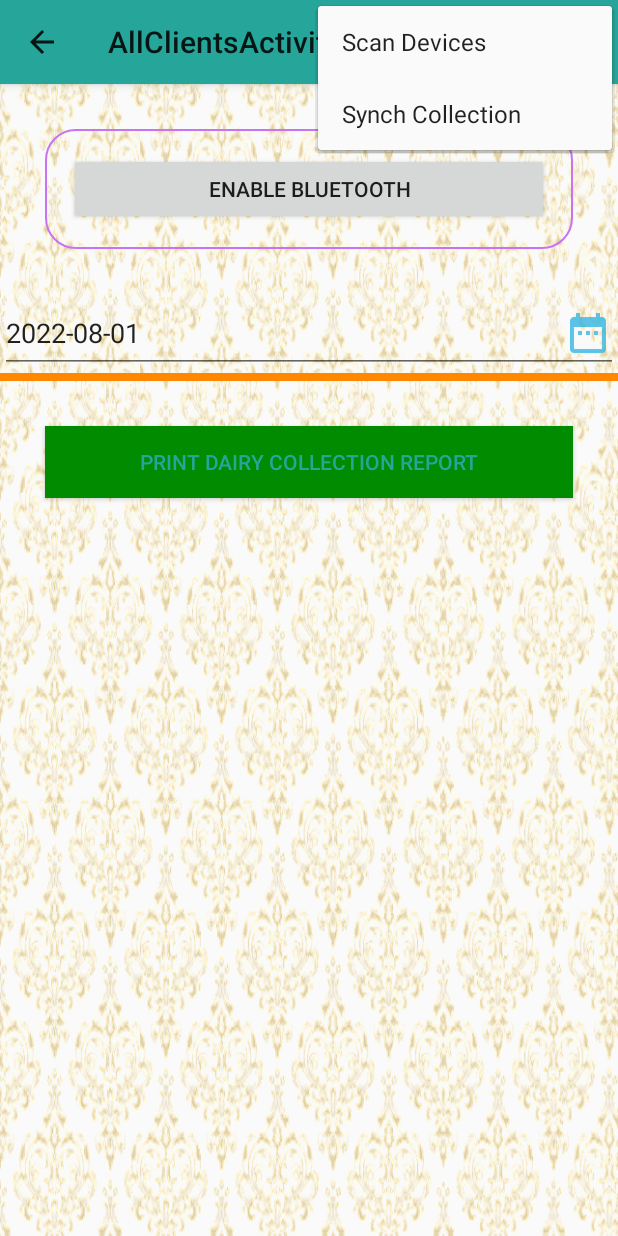
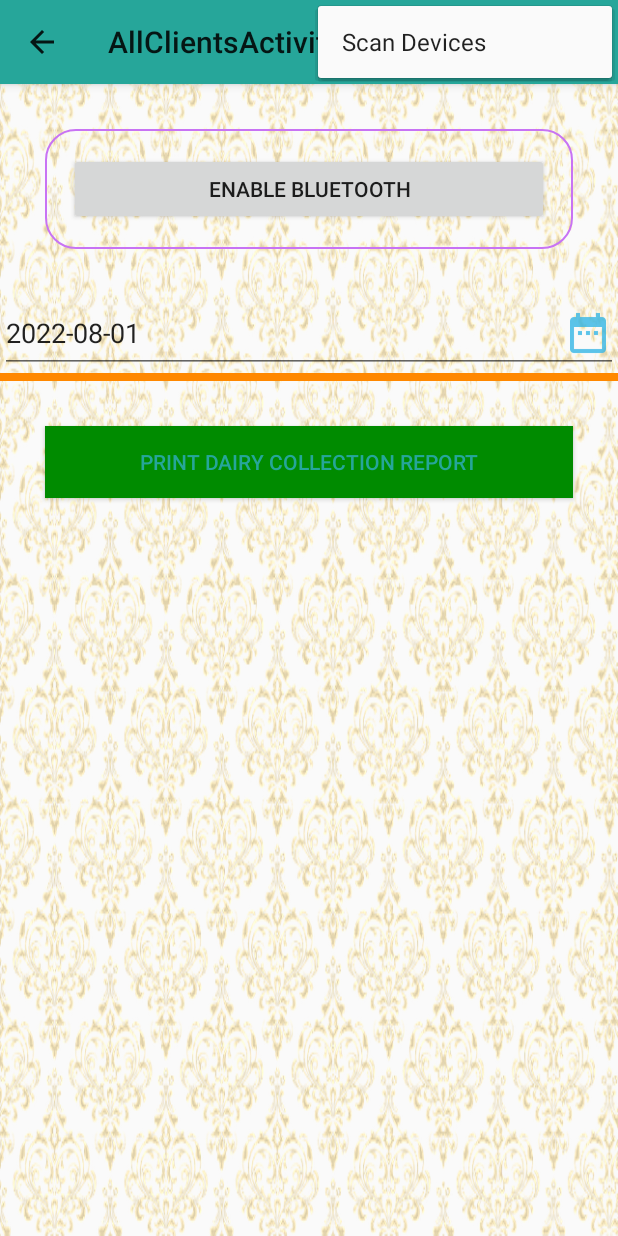
Before and after one commit to Omwitsa/easyma_new, an Android app: the DailyReportsActivity screen opened directly, with no data from a screen before it, with the options menu open, on a phone screen of 412 x 824 dp. Run offline under Robolectric (Android 15) with nearby library versions, the phone set to English and light mode, and no system bars; libraries missing offline, so code that uses them is left out: com.google.firebase.crashlytics.

Commit message:
Save Changes

```diff
--- a/app/src/main/java/com/myactivities/DailyReportsActivity.java
+++ b/app/src/main/java/com/myactivities/DailyReportsActivity.java
@@ -272,7 +272,6 @@ public class DailyReportsActivity extends AppCompatActivity implements OnClickLi
     @Override
     public boolean onCreateOptionsMenu(Menu menu) {
         getMenuInflater().inflate(R.menu.main2, menu);
-
         return true;
     }
 
--- a/app/src/main/res/menu/main2.xml
+++ b/app/src/main/res/menu/main2.xml
@@ -6,9 +6,9 @@
         android:id="@+id/action_scan2"
         android:title="@string/text_scan_devices"/>
 
-    <item
-        android:id="@+id/action_synch_collection"
-        android:title="Synch Collection"/>
+<!--    <item-->
+<!--        android:id="@+id/action_synch_collection"-->
+<!--        android:title="Synch Collection"/>-->
 
 </menu>
 
```
Also changed, not shown: 27 other files.
